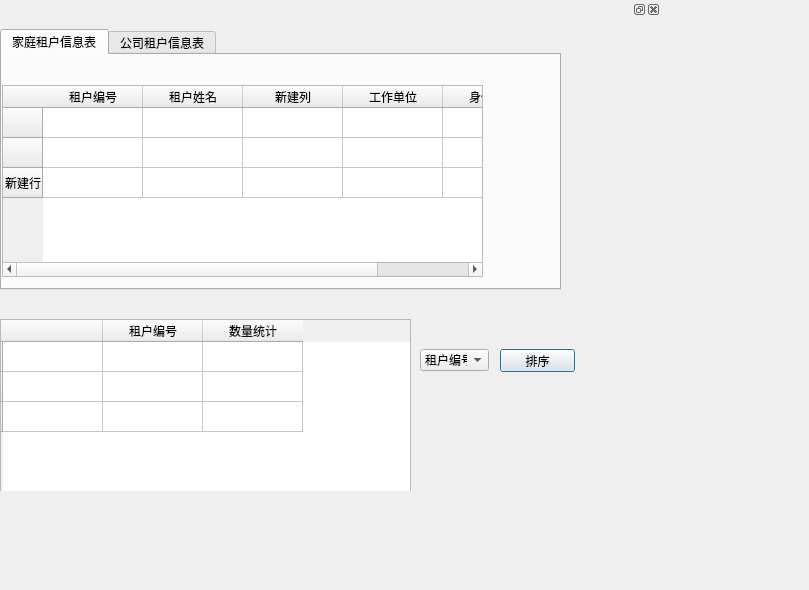
This is lessee.ui in angeiv/house as Qt 5 draws it before an edit. The edited form follows.
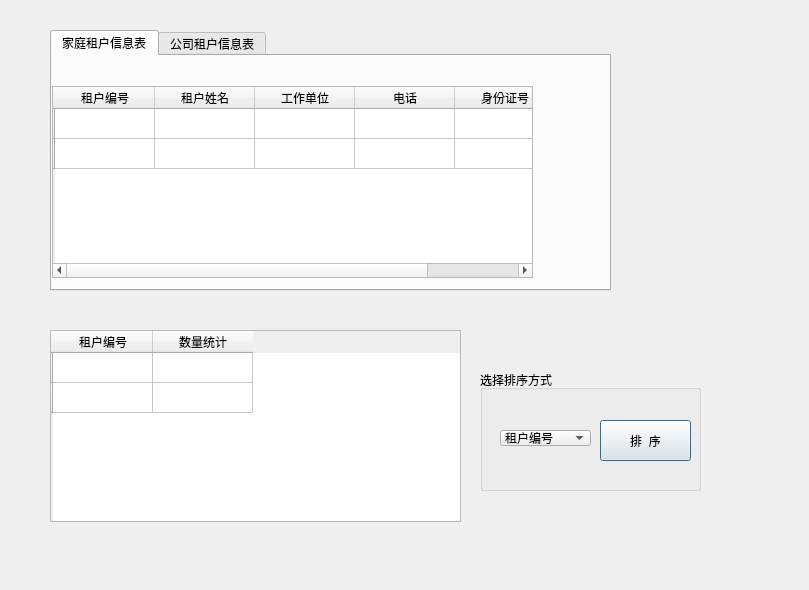
This is the edited form.

What changed in the file:
```diff
--- a/lessee.ui
+++ b/lessee.ui
@@ -13,21 +13,11 @@
   <property name="windowTitle">
    <string>Dialog</string>
   </property>
-  <widget class="QDockWidget" name="dockWidget">
-   <property name="geometry">
-    <rect>
-     <x>0</x>
-     <y>0</y>
-     <width>661</width>
-     <height>491</height>
-    </rect>
-   </property>
-   <widget class="QWidget" name="dockWidgetContents">
     <widget class="QTabWidget" name="tabWidget">
      <property name="geometry">
       <rect>
-       <x>0</x>
-       <y>10</y>
+     <x>50</x>
+     <y>30</y>
        <width>561</width>
        <height>261</height>
       </rect>
@@ -58,11 +48,6 @@
          <string/>
         </property>
        </row>
-       <row>
-        <property name="text">
-         <string>新建行</string>
-        </property>
-       </row>
        <column>
         <property name="text">
          <string>租户编号</string>
@@ -73,16 +58,16 @@
          <string>租户姓名</string>
         </property>
        </column>
-       <column>
-        <property name="text">
-         <string>新建列</string>
-        </property>
-       </column>
        <column>
         <property name="text">
          <string>工作单位</string>
         </property>
        </column>
+     <column>
+      <property name="text">
+       <string>电话</string>
+      </property>
+     </column>
        <column>
         <property name="text">
          <string>身份证号</string>
@@ -99,8 +84,8 @@
     <widget class="QTableWidget" name="tableWidget_2">
      <property name="geometry">
       <rect>
-       <x>0</x>
-       <y>300</y>
+     <x>50</x>
+     <y>330</y>
        <width>411</width>
        <height>192</height>
       </rect>
@@ -115,16 +100,6 @@
        <string/>
       </property>
      </row>
-     <row>
-      <property name="text">
-       <string/>
-      </property>
-     </row>
-     <column>
-      <property name="text">
-       <string/>
-      </property>
-     </column>
      <column>
       <property name="text">
        <string>租户编号</string>
@@ -136,13 +111,25 @@
       </property>
      </column>
     </widget>
+  <widget class="QGroupBox" name="verticalGroupBox">
+   <property name="geometry">
+    <rect>
+     <x>480</x>
+     <y>370</y>
+     <width>221</width>
+     <height>121</height>
+    </rect>
+   </property>
+   <property name="title">
+    <string>选择排序方式</string>
+   </property>
     <widget class="QComboBox" name="comboBox">
      <property name="geometry">
       <rect>
-       <x>420</x>
-       <y>330</y>
-       <width>69</width>
-       <height>22</height>
+      <x>20</x>
+      <y>60</y>
+      <width>91</width>
+      <height>16</height>
       </rect>
      </property>
      <item>
@@ -151,19 +138,18 @@
       </property>
      </item>
     </widget>
-    <widget class="QPushButton" name="btnSort">
+   <widget class="QPushButton" name="pushButton">
      <property name="geometry">
       <rect>
-       <x>500</x>
-       <y>330</y>
-       <width>75</width>
-       <height>23</height>
+      <x>120</x>
+      <y>50</y>
+      <width>91</width>
+      <height>41</height>
       </rect>
      </property>
      <property name="text">
-      <string>排序</string>
-     </property>
-    </widget>
+     <string>排  序</string>
+    </property>
    </widget>
   </widget>
  </widget>
```
Lines whose indentation alone changed are shown as unchanged.
